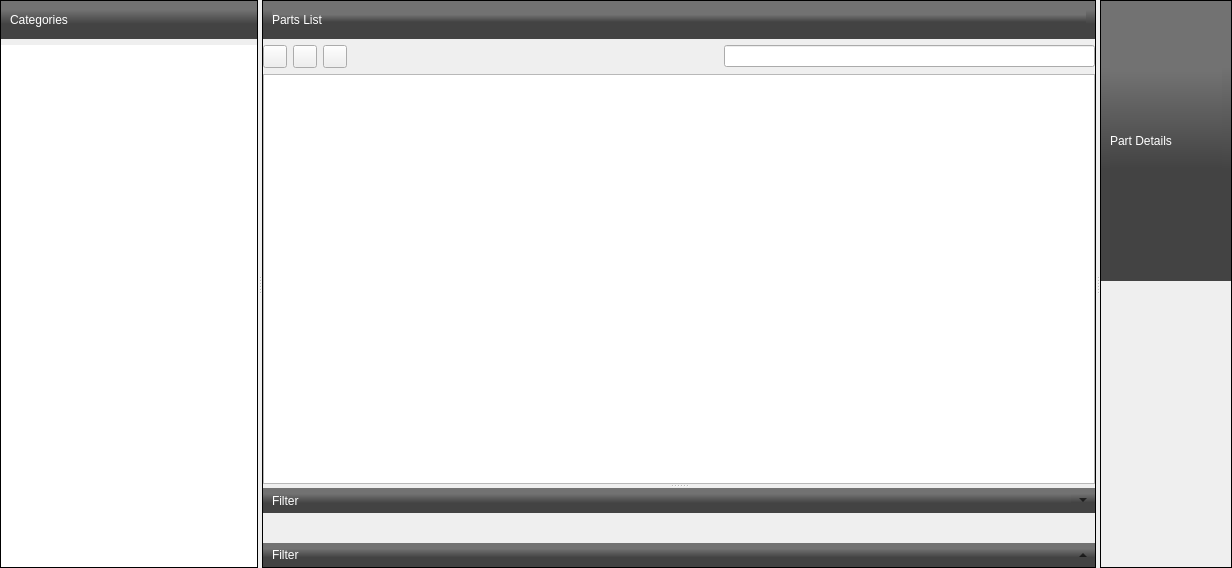
Above: src/partmanagerform.ui from jassuncao/myparts before the change. Below: the same form after it.
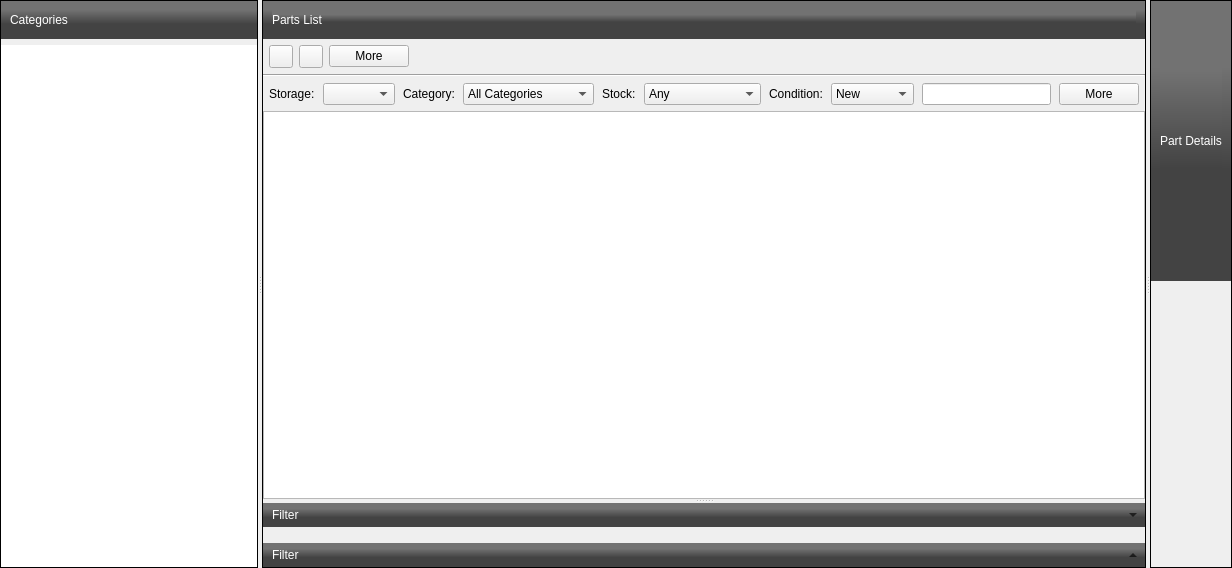
That is the form after the change. Icons and pictures are not drawn. Custom widgets are drawn as their Qt base class.

Commit message: * PartManagerView has a navigator (categories and storage.

```diff
--- a/src/partmanagerform.ui
+++ b/src/partmanagerform.ui
@@ -187,6 +187,9 @@
            </item>
            <item>
             <layout class="QHBoxLayout" name="horizontalLayout_5">
+             <property name="leftMargin">
+              <number>6</number>
+             </property>
              <item>
               <widget class="QToolButton" name="addPartToolButton">
                <property name="toolButtonStyle">
@@ -202,18 +205,16 @@
               </widget>
              </item>
              <item>
-              <widget class="QToolButton" name="duplicatePartButton">
-               <property name="popupMode">
-                <enum>QToolButton::DelayedPopup</enum>
+              <widget class="QPushButton" name="moreButton">
+               <property name="styleSheet">
+                <string notr="true">QPushButton::menu-indicator {
+    subcontrol-position: right center;
+    subcontrol-origin: padding;
+    left: -4px;
+}</string>
                </property>
-               <property name="toolButtonStyle">
-                <enum>Qt::ToolButtonFollowStyle</enum>
-               </property>
-               <property name="autoRaise">
-                <bool>false</bool>
-               </property>
-               <property name="arrowType">
-                <enum>Qt::NoArrow</enum>
+               <property name="text">
+                <string>More</string>
                </property>
               </widget>
              </item>
@@ -230,18 +231,187 @@
                </property>
               </spacer>
              </item>
-             <item>
-              <widget class="QSearchLineEdit" name="textSearchLineEdit"/>
-             </item>
             </layout>
            </item>
            <item>
-            <widget class="PartsTableView" name="partsTableView"/>
+            <widget class="Line" name="line">
+             <property name="orientation">
+              <enum>Qt::Horizontal</enum>
+             </property>
+            </widget>
+           </item>
+           <item>
+            <widget class="QWidget" name="widget_6" native="true">
+             <layout class="QHBoxLayout" name="horizontalLayout_10">
+              <property name="spacing">
+               <number>8</number>
+              </property>
+              <property name="leftMargin">
+               <number>6</number>
+              </property>
+              <property name="topMargin">
+               <number>0</number>
+              </property>
+              <property name="rightMargin">
+               <number>6</number>
+              </property>
+              <property name="bottomMargin">
+               <number>0</number>
+              </property>
+              <item>
+               <widget class="QLabel" name="filterlabel1">
+                <property name="text">
+                 <string>Storage:</string>
+                </property>
+               </widget>
+              </item>
+              <item>
+               <widget class="QComboBox" name="filter1"/>
+              </item>
+              <item>
+               <widget class="QLabel" name="filterlabel2">
+                <property name="text">
+                 <string>Category:</string>
+                </property>
+               </widget>
+              </item>
+              <item>
+               <widget class="QComboBox" name="filter2">
+                <item>
+                 <property name="text">
+                  <string>All Categories</string>
+                 </property>
+                </item>
+                <item>
+                 <property name="text">
+                  <string>All Subcategories</string>
+                 </property>
+                </item>
+                <item>
+                 <property name="text">
+                  <string>Selected Category</string>
+                 </property>
+                </item>
+               </widget>
+              </item>
+              <item>
+               <widget class="QLabel" name="filterlabel3">
+                <property name="text">
+                 <string>Stock:</string>
+                </property>
+               </widget>
+              </item>
+              <item>
+               <widget class="QComboBox" name="filter3">
+                <item>
+                 <property name="text">
+                  <string>Any</string>
+                 </property>
+                </item>
+                <item>
+                 <property name="text">
+                  <string>Out of stock</string>
+                 </property>
+                </item>
+                <item>
+                 <property name="text">
+                  <string>In Stock</string>
+                 </property>
+                </item>
+                <item>
+                 <property name="text">
+                  <string>Below Minimum</string>
+                 </property>
+                </item>
+               </widget>
+              </item>
+              <item>
+               <widget class="QLabel" name="filterlabel6">
+                <property name="text">
+                 <string>Condition:</string>
+                </property>
+               </widget>
+              </item>
+              <item>
+               <widget class="QComboBox" name="filter6">
+                <item>
+                 <property name="text">
+                  <string>New</string>
+                 </property>
+                </item>
+                <item>
+                 <property name="text">
+                  <string>Used</string>
+                 </property>
+                </item>
+                <item>
+                 <property name="text">
+                  <string>Damaged</string>
+                 </property>
+                </item>
+               </widget>
+              </item>
+              <item>
+               <widget class="QSearchLineEdit" name="textSearchLineEdit">
+                <property name="sizePolicy">
+                 <sizepolicy hsizetype="Expanding" vsizetype="Fixed">
+                  <horstretch>0</horstretch>
+                  <verstretch>0</verstretch>
+                 </sizepolicy>
+                </property>
+               </widget>
+              </item>
+              <item>
+               <widget class="QPushButton" name="moreButton_2">
+                <property name="styleSheet">
+                 <string notr="true">QPushButton::menu-indicator {
+    subcontrol-position: right center;
+    subcontrol-origin: padding;
+    left: -4px;
+}</string>
+                </property>
+                <property name="text">
+                 <string>More</string>
+                </property>
+                <property name="flat">
+                 <bool>false</bool>
+                </property>
+               </widget>
+              </item>
+             </layout>
+            </widget>
+           </item>
+           <item>
+            <layout class="QHBoxLayout" name="extraItemsLayout">
+             <property name="spacing">
+              <number>6</number>
+             </property>
+             <property name="leftMargin">
+              <number>6</number>
+             </property>
+             <property name="rightMargin">
+              <number>6</number>
+             </property>
+            </layout>
+           </item>
+           <item>
+            <widget class="PartsTableView" name="partsTableView">
+             <property name="styleSheet">
+              <string notr="true">QPushButton::menu-indicator {    
+    subcontrol-position: left center;
+    subcontrol-origin: padding;
+    left: -2px;
+}</string>
+             </property>
+            </widget>
            </item>
           </layout>
          </widget>
          <widget class="QWidget" name="widget_4" native="true">
           <layout class="QVBoxLayout" name="verticalLayout_4">
+           <property name="spacing">
+            <number>0</number>
+           </property>
            <property name="leftMargin">
             <number>0</number>
            </property>
```
The commit also changes 42 other files.
